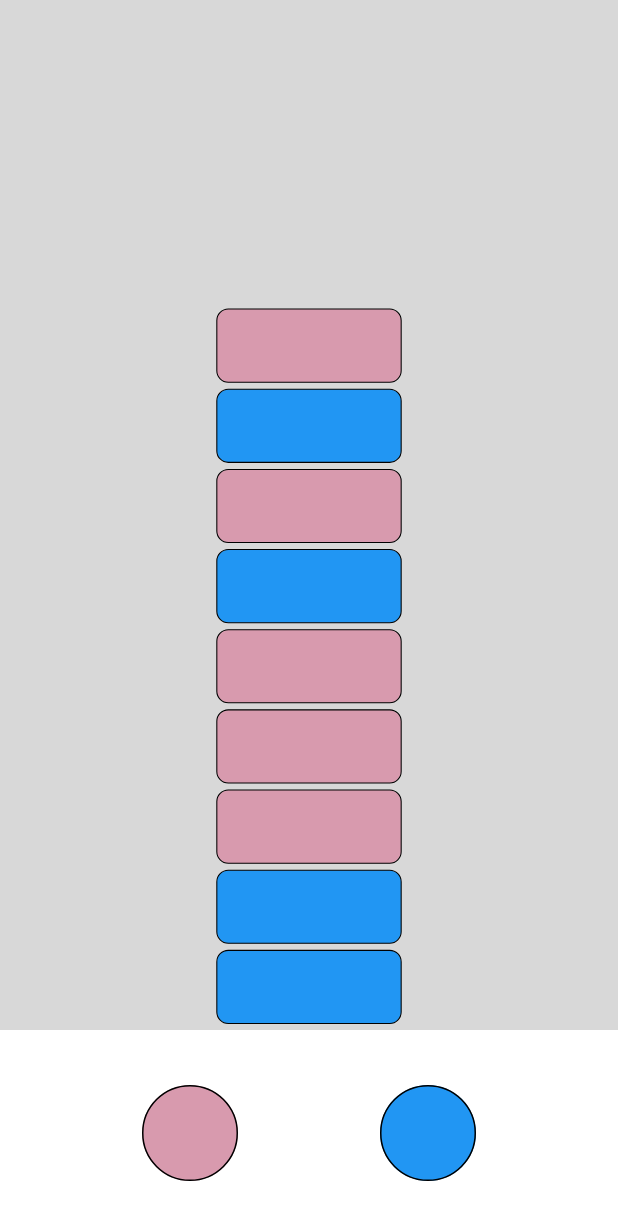
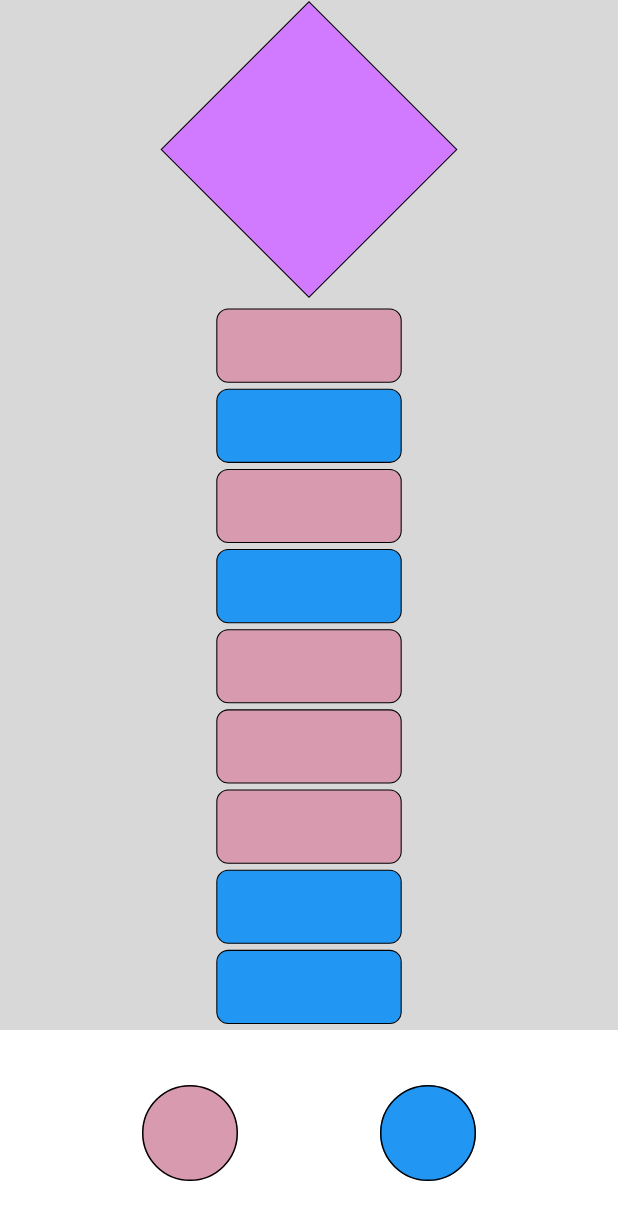
Before and after one commit to Tharamac/TowerBox, a Flutter app: the screen it shows after launch, on a phone screen of 412 x 824 dp. Shown: the top 1220 px of the screen. Run offline on Flutter 3.47's test engine with Material 2 defaults, Android fonts, the phone set to English and light mode, and no system bars.

Commit message:
add diamond shape and set the box on vertical view

```diff
--- a/lib/pages/vertical_tower.dart
+++ b/lib/pages/vertical_tower.dart
@@ -4,6 +4,7 @@ import 'package:flutter/src/foundation/key.dart';
 import 'package:flutter/src/widgets/framework.dart';
 import 'package:tower_box_test/widget/destory_box_btn.dart';
 import 'package:tower_box_test/widget/towerbox.dart';
+import 'dart:math';
 
 const colors = [Color.fromARGB(255, 216, 154, 174), Colors.blue];
 
@@ -16,14 +17,39 @@ class VerticalTowerView extends StatelessWidget {
         children: [
           Expanded(
               flex: 80,
+              child: Container(
+                  width: double.infinity,
+                  child: SingleChildScrollView(
+                      reverse: true,
+                      // physics: const NeverScrollableScrollPhysics(),
                       child: Column(
                         mainAxisAlignment: MainAxisAlignment.end,
-                children: List<Widget>.generate(
+                        children: <Widget>[
+                              Transform(
+                                  alignment: Alignment.center,
+                                  transform: Matrix4.rotationZ(
+                                    pi / 4,
+                                  ),
+                                  child: Container(
+                                      width: 140,
+                                      height: 140,
+                                      decoration: BoxDecoration(
+                                        color: const Color(0xFFD27AFF),
+                                        border: Border.all(
+                                          width: 0.7,
+                                          color: Colors.black,
+                                        ),
+                                      ))),
+                              const SizedBox(
+                                height: 36,
+                              )
+                            ] +
+                            List<Widget>.generate(
                                 18,
                                 (i) => (i % 2 == 0)
                                     ? const TowerBox()
                                     : const SizedBox(height: 4)),
-              )),
+                      )))),
           Expanded(
             flex: 16,
             child: Container(
```
Lines whose indentation alone changed are shown as unchanged.
